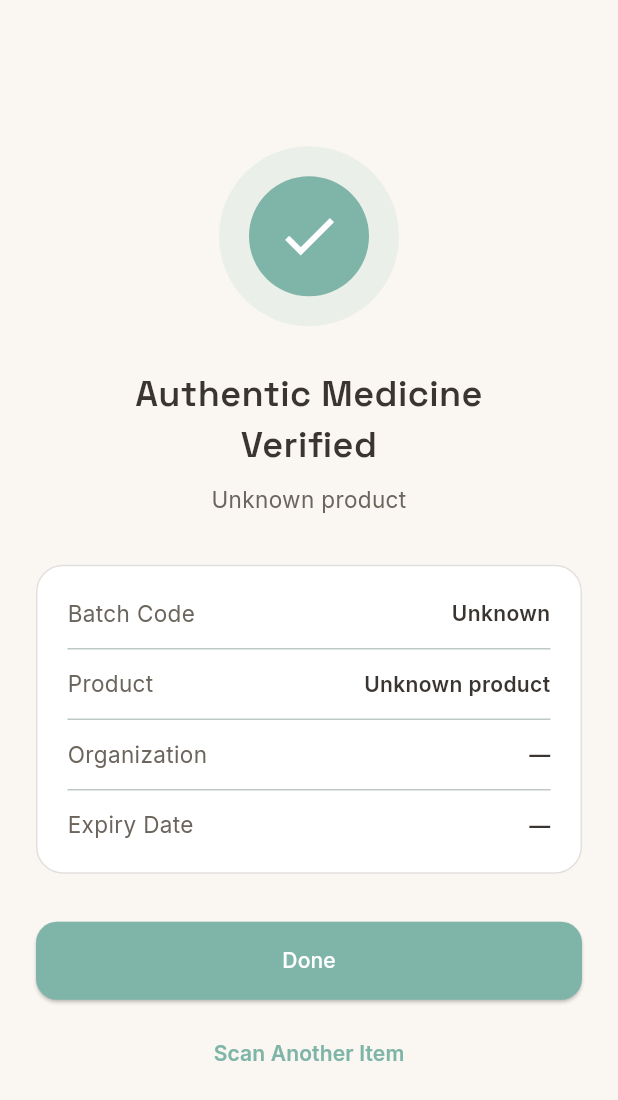
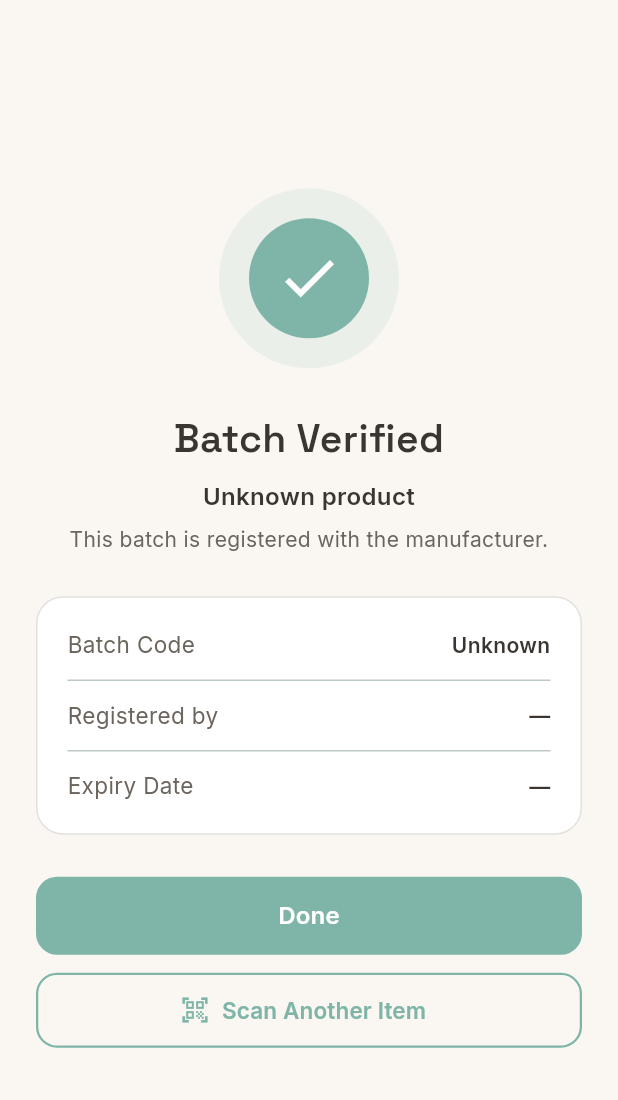
Before and after one commit to HusainMamoojee/pharma-chain, a Flutter app: the ValidationSuccessScreen screen opened by its route, on a phone screen of 412 x 824 dp. Shown: the top 1100 px of the screen. Run offline on Flutter 3.47's test engine with Material 3 defaults, Android fonts, the light colour scheme and no system bars; our stand-ins replace cloud_firestore, firebase_auth, firebase_core, go_router, google_fonts, qr_flutter; missing offline and left inert: mobile_scanner; accounts and stored records are empty.

Commit message:
fixed success screen UI

```diff
--- a/lib/features/verification/validation_success_screen.dart
+++ b/lib/features/verification/validation_success_screen.dart
@@ -4,23 +4,81 @@ import 'package:cloud_firestore/cloud_firestore.dart';
 import '../../core/theme/app_colors.dart';
 import '../../core/theme/app_text_styles.dart';
 
-class ValidationSuccessScreen extends StatelessWidget {
+const List<String> _months = [
+  'Jan', 'Feb', 'Mar', 'Apr', 'May', 'Jun',
+  'Jul', 'Aug', 'Sep', 'Oct', 'Nov', 'Dec',
+];
+
+class ValidationSuccessScreen extends StatefulWidget {
   final String batchCode;
   final Map<String, dynamic>? batchData;
 
   const ValidationSuccessScreen({super.key, required this.batchCode, this.batchData});
 
   @override
+  State<ValidationSuccessScreen> createState() => _ValidationSuccessScreenState();
+}
+
+class _ValidationSuccessScreenState extends State<ValidationSuccessScreen> {
+  Future<DocumentSnapshot<Map<String, dynamic>>>? _orgFuture;
+
+  @override
+  void initState() {
+    super.initState();
+    final orgId = widget.batchData?['organizationId'] as String?;
+    if (orgId != null && orgId.isNotEmpty) {
+      _orgFuture =
+          FirebaseFirestore.instance.collection('stakeholders').doc(orgId).get();
+    }
+  }
+
+  void _scanAnother() {
+    // The scanner is the screen underneath, so go back to it (it restarts
+    // its camera). Fall back to opening it if we arrived some other way.
+    if (context.canPop()) {
+      context.pop();
+    } else {
+      context.go('/patient-verification');
+    }
+  }
+
+  @override
   Widget build(BuildContext context) {
-    final productName = batchData?['productName'] as String? ?? 'Unknown product';
-    final expiryDate = batchData?['expiryDate'] as String? ?? '—';
-    final organizationId = batchData?['organizationId'] as String?;
+    final productName = widget.batchData?['productName'] as String? ?? 'Unknown product';
+    final expiryRaw = widget.batchData?['expiryDate'] as String?;
+    final orgId = widget.batchData?['organizationId'] as String?;
+
+    // --- Expiry check (date only, so a batch is valid through its last day) ---
+    final parsed = expiryRaw == null ? null : DateTime.tryParse(expiryRaw);
+    final now = DateTime.now();
+    final today = DateTime(now.year, now.month, now.day);
+    final expiry =
+        parsed == null ? null : DateTime(parsed.year, parsed.month, parsed.day);
+    final expired = expiry != null && today.isAfter(expiry);
+    final daysLeft = expiry?.difference(today).inDays;
+    final expiringSoon = !expired && daysLeft != null && daysLeft <= 30;
+
+    final expiryText = expiry == null
+        ? (expiryRaw ?? '—')
+        : '${expiry.day} ${_months[expiry.month - 1]} ${expiry.year}';
+
+    // --- Look depends on the result ---
+    final Color accent = expired ? AppColors.danger : AppColors.primary;
+    final IconData icon = expired ? Icons.warning_amber_rounded : Icons.check;
+    final String title = expired ? 'Batch Expired' : 'Batch Verified';
+    final String message = expired
+        ? 'Do not use this medicine. Return it to a pharmacist.'
+        : 'This batch is registered with the manufacturer.';
 
     return Scaffold(
       backgroundColor: AppColors.background,
       body: SafeArea(
-        child: Padding(
-          padding: const EdgeInsets.all(24.0),
+        child: LayoutBuilder(
+          builder: (context, constraints) {
+            return SingleChildScrollView(
+              padding: const EdgeInsets.all(24),
+              child: ConstrainedBox(
+                constraints: BoxConstraints(minHeight: constraints.maxHeight - 48),
                 child: Column(
                   mainAxisAlignment: MainAxisAlignment.center,
                   children: [
@@ -29,79 +87,131 @@ class ValidationSuccessScreen extends StatelessWidget {
                       height: 120,
                       decoration: BoxDecoration(
                         shape: BoxShape.circle,
-                  color: AppColors.primary.withOpacity(0.12),
+                        color: accent.withOpacity(0.12),
                       ),
                       child: Center(
                         child: Container(
                           width: 80,
                           height: 80,
-                    decoration: const BoxDecoration(
+                          decoration: BoxDecoration(
                             shape: BoxShape.circle,
-                      color: AppColors.primary,
+                            color: accent,
                           ),
-                    child: const Icon(Icons.check, color: Colors.white, size: 44),
+                          child: Icon(icon, color: Colors.white, size: 44),
                         ),
                       ),
                     ),
                     const SizedBox(height: 28),
                     Text(
-                'Authentic Medicine\nVerified',
+                      title,
                       textAlign: TextAlign.center,
-                style: AppTextStyles.headline.copyWith(fontSize: 24),
+                      style: AppTextStyles.headline.copyWith(fontSize: 26),
                     ),
                     const SizedBox(height: 8),
                     Text(
                       productName,
                       textAlign: TextAlign.center,
-                style: AppTextStyles.body.copyWith(color: AppColors.textSecondary),
+                      style: AppTextStyles.body.copyWith(
+                        fontSize: 16,
+                        fontWeight: FontWeight.w600,
+                        color: AppColors.textPrimary,
                       ),
-              const SizedBox(height: 32),
+                    ),
+                    const SizedBox(height: 6),
+                    Text(
+                      message,
+                      textAlign: TextAlign.center,
+                      style: AppTextStyles.body.copyWith(
+                        fontSize: 14,
+                        color: expired ? AppColors.danger : AppColors.textSecondary,
+                      ),
+                    ),
+                    const SizedBox(height: 28),
                     Container(
                       width: double.infinity,
                       padding: const EdgeInsets.all(20),
                       decoration: BoxDecoration(
                         color: AppColors.surface,
                         borderRadius: BorderRadius.circular(18),
-                  border: Border.all(color: AppColors.textSecondary.withOpacity(0.2)),
+                        border: Border.all(
+                          color: AppColors.textSecondary.withOpacity(0.2),
+                        ),
                       ),
                       child: Column(
                         children: [
-                    _DetailRow(label: 'Batch Code', value: batchCode),
+                          _DetailRow(label: 'Batch Code', value: widget.batchCode),
                           const Divider(height: 24),
-                    _DetailRow(label: 'Product', value: productName),
+                          _OrganizationRow(orgId: orgId, future: _orgFuture),
                           const Divider(height: 24),
-                    _OrganizationRow(organizationId: organizationId),
-                    const Divider(height: 24),
-                    _DetailRow(label: 'Expiry Date', value: expiryDate),
+                          _DetailRow(
+                            label: expired ? 'Expired On' : 'Expiry Date',
+                            value: expiryText,
+                            valueColor: expired ? AppColors.danger : null,
+                          ),
+                          if (expiringSoon) ...[
+                            const SizedBox(height: 8),
+                            Align(
+                              alignment: Alignment.centerRight,
+                              child: Text(
+                                daysLeft == 0
+                                    ? 'Expires today'
+                                    : 'Expires in $daysLeft day${daysLeft == 1 ? '' : 's'}',
+                                style: AppTextStyles.body.copyWith(
+                                  fontSize: 13,
+                                  fontWeight: FontWeight.w600,
+                                  color: AppColors.tertiary,
+                                ),
+                              ),
+                            ),
+                          ],
                         ],
                       ),
                     ),
-              const SizedBox(height: 32),
+                    const SizedBox(height: 28),
                     SizedBox(
                       width: double.infinity,
+                      height: 52,
                       child: ElevatedButton(
                         onPressed: () => context.go('/home'),
                         style: ElevatedButton.styleFrom(
                           backgroundColor: AppColors.primary,
                           foregroundColor: Colors.white,
-                    padding: const EdgeInsets.symmetric(vertical: 16),
+                          elevation: 0,
                           shape: RoundedRectangleBorder(
                             borderRadius: BorderRadius.circular(14),
                           ),
                         ),
-                  child: const Text('Done'),
+                        child: const Text(
+                          'Done',
+                          style: TextStyle(fontSize: 16, fontWeight: FontWeight.w600),
+                        ),
                       ),
                     ),
                     const SizedBox(height: 12),
-              TextButton(
-                onPressed: () => context.push('/patient-verification'),
-                child: Text(
+                    SizedBox(
+                      width: double.infinity,
+                      height: 50,
+                      child: OutlinedButton.icon(
+                        onPressed: _scanAnother,
+                        icon: const Icon(Icons.qr_code_scanner, size: 20),
+                        label: const Text(
                           'Scan Another Item',
-                  style: AppTextStyles.label.copyWith(color: AppColors.primary),
+                          style: TextStyle(fontSize: 15, fontWeight: FontWeight.w600),
+                        ),
+                        style: OutlinedButton.styleFrom(
+                          foregroundColor: AppColors.primary,
+                          side: BorderSide(color: AppColors.primary, width: 1.5),
+                          shape: RoundedRectangleBorder(
+                            borderRadius: BorderRadius.circular(14),
+                          ),
+                        ),
                       ),
                     ),
                   ],
                 ),
+              ),
+            );
+          },
         ),
       ),
     );
@@ -111,8 +221,9 @@ class ValidationSuccessScreen extends StatelessWidget {
 class _DetailRow extends StatelessWidget {
   final String label;
   final String value;
+  final Color? valueColor;
 
-  const _DetailRow({required this.label, required this.value});
+  const _DetailRow({required this.label, required this.value, this.valueColor});
 
   @override
   Widget build(BuildContext context) {
@@ -120,11 +231,12 @@ class _DetailRow extends StatelessWidget {
       mainAxisAlignment: MainAxisAlignment.spaceBetween,
       children: [
         Text(label, style: AppTextStyles.body.copyWith(color: AppColors.textSecondary)),
+        const SizedBox(width: 16),
         Flexible(
           child: Text(
             value,
             textAlign: TextAlign.end,
-            style: AppTextStyles.label,
+            style: AppTextStyles.label.copyWith(color: valueColor),
           ),
         ),
       ],
@@ -133,21 +245,22 @@ class _DetailRow extends StatelessWidget {
 }
 
 class _OrganizationRow extends StatelessWidget {
-  final String? organizationId;
+  final String? orgId;
+  final Future<DocumentSnapshot<Map<String, dynamic>>>? future;
 
-  const _OrganizationRow({required this.organizationId});
+  const _OrganizationRow({required this.orgId, required this.future});
 
   @override
   Widget build(BuildContext context) {
-    if (organizationId == null) {
-      return const _DetailRow(label: 'Organization', value: '—');
+    if (orgId == null || future == null) {
+      return const _DetailRow(label: 'Registered by', value: '—');
     }
 
     return FutureBuilder<DocumentSnapshot<Map<String, dynamic>>>(
-      future: FirebaseFirestore.instance.collection('stakeholders').doc(organizationId).get(),
+      future: future,
       builder: (context, snapshot) {
-        final name = snapshot.data?.data()?['organizationName'] as String? ?? organizationId!;
-        return _DetailRow(label: 'Organization', value: name);
+        final name = snapshot.data?.data()?['organizationName'] as String? ?? orgId!;
+        return _DetailRow(label: 'Registered by', value: name);
       },
     );
   }
```
Lines whose indentation alone changed are shown as unchanged.
